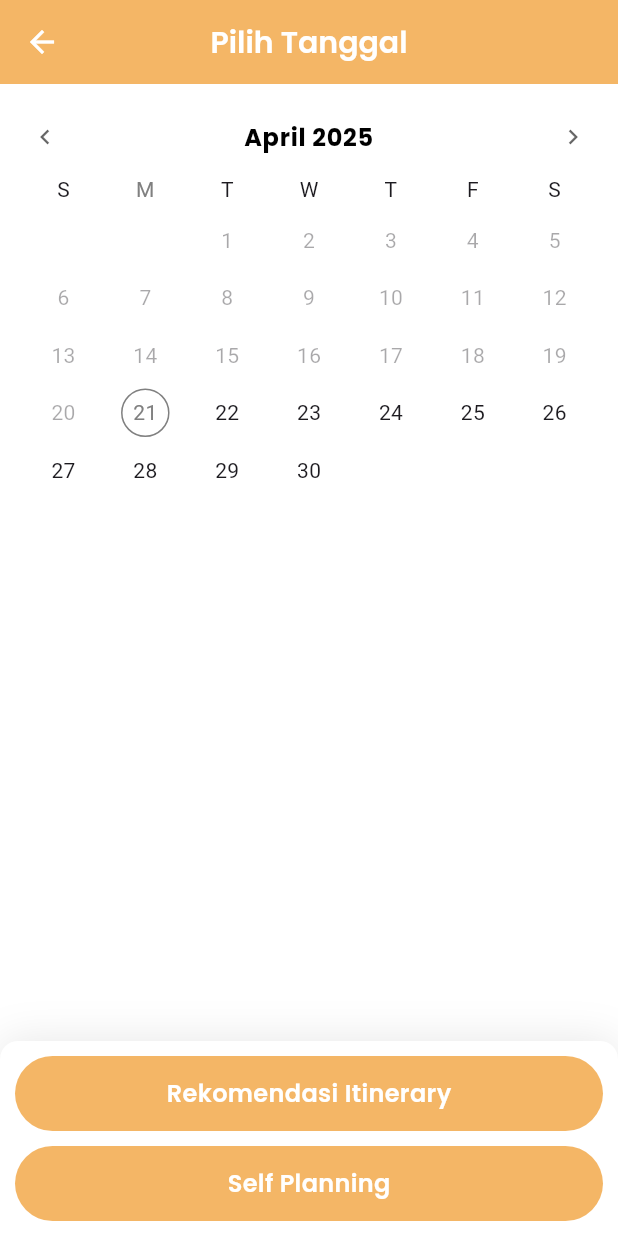
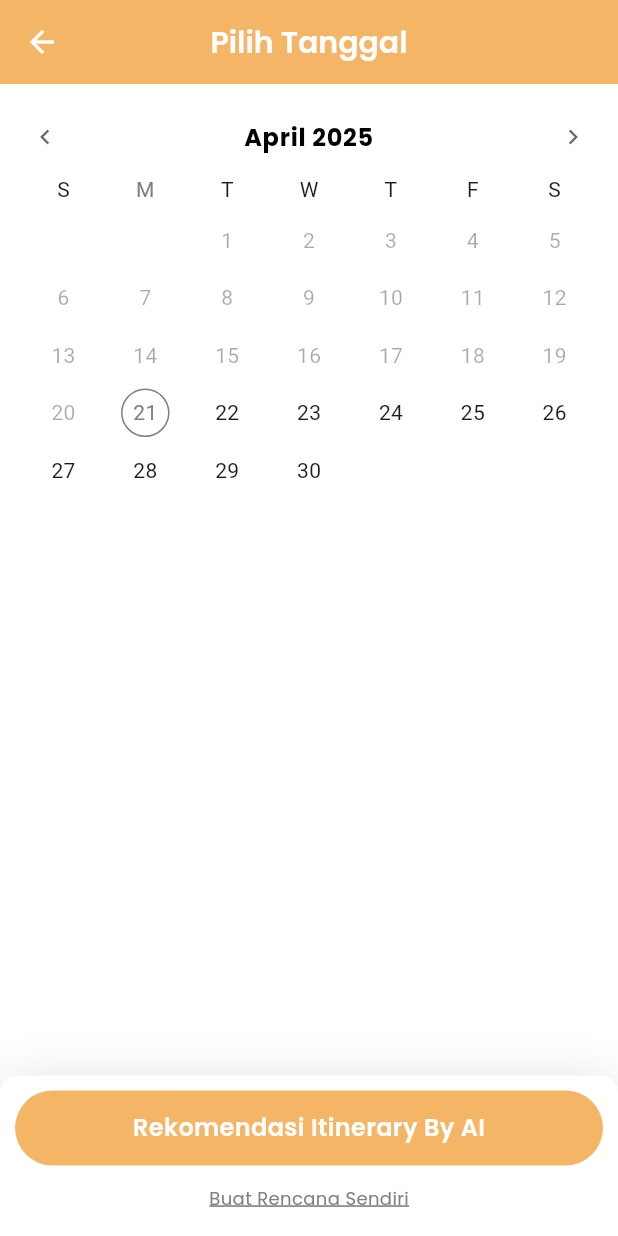
Before and after one commit to riikuid/trip-planner, a Flutter app: the SelectDate screen opened directly, on a phone screen of 412 x 824 dp. Run offline on Flutter 3.47's test engine with Material 3 defaults, Android fonts, the phone set to English and light mode, and no system bars; drawn by our look-alikes of loader_overlay, syncfusion_flutter_datepicker; our stand-ins replace animated_text_kit, csv, flutter_dotenv, flutter_screenutil, get, google_fonts and 6 more; missing offline and left inert: flutter_masonry_view, photo_manager; accounts and stored records are empty; project files that could hold a hidden picture were left out.

Commit message:
select date button

```diff
--- a/lib/pages/datepicker/select_date.dart
+++ b/lib/pages/datepicker/select_date.dart
@@ -33,6 +33,24 @@ class _SelectDateState extends State<SelectDate> {
   void initState() {
     super.initState();
     selectedDates = widget.initialDates;
+  }
+
+  onSimpanDate() {
+    if (selectedDates.isNotEmpty) {
+      itineraryProvider.initializeDays(selectedDates);
+      Navigator.push(
+        context,
+        MaterialPageRoute(
+          builder: (context) => const AddDays(),
+        ),
+      );
+    } else {
+      ScaffoldMessenger.of(context).showSnackBar(
+        const SnackBar(
+          content: Text("Pilih Tanggal setelah Hari Ini!"),
+        ),
+      );
+    }
   }
 
   @override
@@ -164,9 +182,9 @@ class _SelectDateState extends State<SelectDate> {
                   child: Column(
                     mainAxisAlignment: MainAxisAlignment.end,
                     children: [
-                      if (widget.isNewItinerary)
-                        InkWell(
-                          onTap: () {
+                      InkWell(
+                        onTap: () {
+                          if (widget.isNewItinerary) {
                             if (selectedDates.isNotEmpty) {
                               if (selectedDates.length <= 3) {
                                 Navigator.push(
@@ -194,45 +212,8 @@ class _SelectDateState extends State<SelectDate> {
                                 ),
                               );
                             }
-                          },
-                          child: Container(
-                            height: 50,
-                            // width: 270,
-                            decoration: BoxDecoration(
-                              color: CustomColor.primaryColor500,
-                              borderRadius: const BorderRadius.all(
-                                Radius.circular(100.0),
-                              ),
-                            ),
-                            alignment: Alignment.center,
-                            child: Text(
-                              'Rekomendasi Itinerary',
-                              style: primaryTextStyle.copyWith(
-                                fontWeight: semibold,
-                                fontSize: 16,
-                                color: Colors.white,
-                              ),
-                            ),
-                          ),
-                        ),
-                      const SizedBox(height: 10),
-                      InkWell(
-                        onTap: () {
-                          if (selectedDates.isNotEmpty) {
-                            itineraryProvider.initializeDays(selectedDates);
-                            Navigator.push(
-                              context,
-                              MaterialPageRoute(
-                                builder: (context) => const AddDays(),
-                              ),
-                            );
                           } else {
-                            ScaffoldMessenger.of(context).showSnackBar(
-                              const SnackBar(
-                                content:
-                                    Text("Pilih Tanggal setelah Hari Ini!"),
-                              ),
-                            );
+                            onSimpanDate();
                           }
                         },
                         child: Container(
@@ -246,7 +227,9 @@ class _SelectDateState extends State<SelectDate> {
                           ),
                           alignment: Alignment.center,
                           child: Text(
-                            widget.isNewItinerary ? 'Self Planning' : 'Simpan',
+                            widget.isNewItinerary
+                                ? 'Rekomendasi Itinerary By AI'
+                                : 'Simpan',
                             style: primaryTextStyle.copyWith(
                               fontWeight: semibold,
                               fontSize: 16,
@@ -255,6 +238,34 @@ class _SelectDateState extends State<SelectDate> {
                           ),
                         ),
                       ),
+                      if (widget.isNewItinerary) const SizedBox(height: 10),
+                      if (widget.isNewItinerary)
+                        InkWell(
+                          onTap: onSimpanDate,
+                          child: Container(
+                            height: 20,
+                            // width: 270,
+                            margin: const EdgeInsets.only(bottom: 5, top: 2),
+                            decoration: BoxDecoration(
+                              color: CustomColor.transparentColor,
+                              borderRadius: const BorderRadius.all(
+                                Radius.circular(100.0),
+                              ),
+                            ),
+                            alignment: Alignment.center,
+                            child: Text(
+                              'Buat Rencana Sendiri',
+                              style: primaryTextStyle.copyWith(
+                                decoration: widget.isNewItinerary
+                                    ? TextDecoration.underline
+                                    : null,
+                                fontWeight: regular,
+                                fontSize: 12,
+                                color: CustomColor.subtitleTextColor,
+                              ),
+                            ),
+                          ),
+                        ),
                     ],
                   ),
                 ),
```
